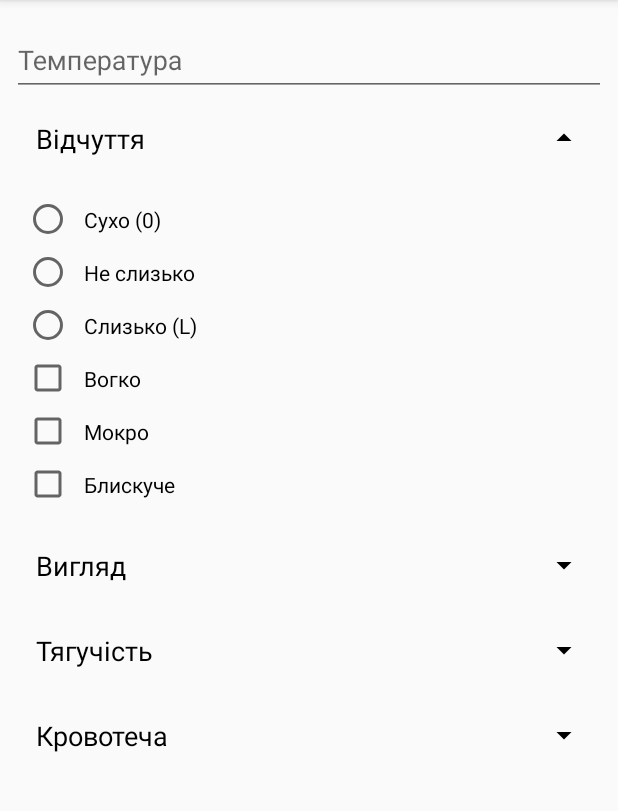
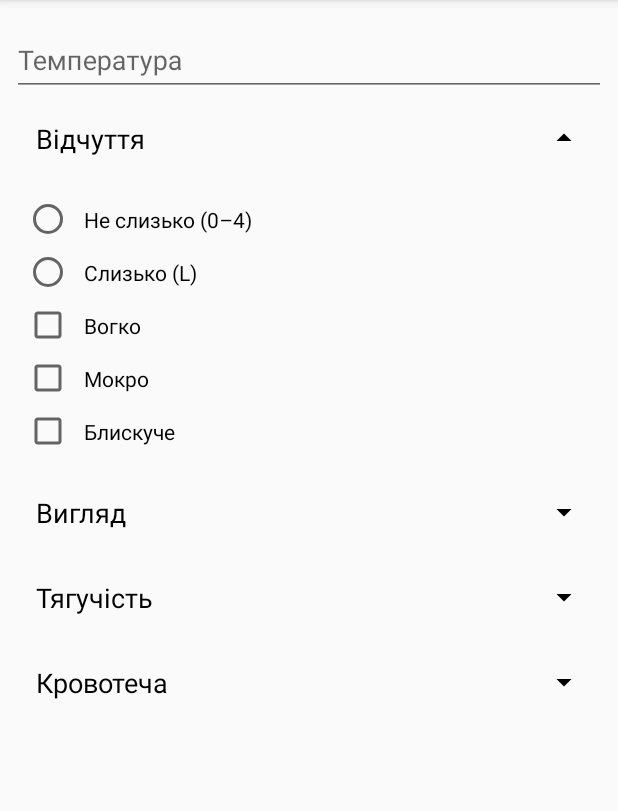
Before and after one commit to akrupych/CreightonModel, an Android app: the screen it shows after launch (MainActivity), after a tap on "Відчуття", on a phone screen of 412 x 824 dp, the part 84-895 px from its top. Run offline under Robolectric (Android 15) with nearby library versions, the phone set to English and light mode, and no system bars; our stand-ins replace Firebase (no records; nobody signed in at launch, a user with empty details on screens opened directly).

Commit message:
changed dry

```diff
--- a/app/src/main/res/layout/activity_main.xml
+++ b/app/src/main/res/layout/activity_main.xml
@@ -45,13 +45,6 @@
             android:orientation="vertical"
             android:padding="8dp"
             android:visibility="gone">
-
-            <RadioButton
-                android:id="@+id/dry"
-                android:layout_width="match_parent"
-                android:layout_height="wrap_content"
-                android:padding="8dp"
-                android:text="@string/dry" />
 
             <RadioButton
                 android:id="@+id/noLubrication"
--- a/app/src/main/res/values/strings.xml
+++ b/app/src/main/res/values/strings.xml
@@ -11,8 +11,7 @@
     <string name="heavy">Рясна кровотеча (H)</string>
 
     <string name="feelings">Відчуття</string>
-    <string name="dry">Сухо (0)</string>
-    <string name="noLubrication">Не слизько</string>
+    <string name="noLubrication">Не слизько (0–4)</string>
     <string name="lubrication">Слизько (L)</string>
     <string name="damp">Вогко</string>
     <string name="wet">Мокро</string>
```
